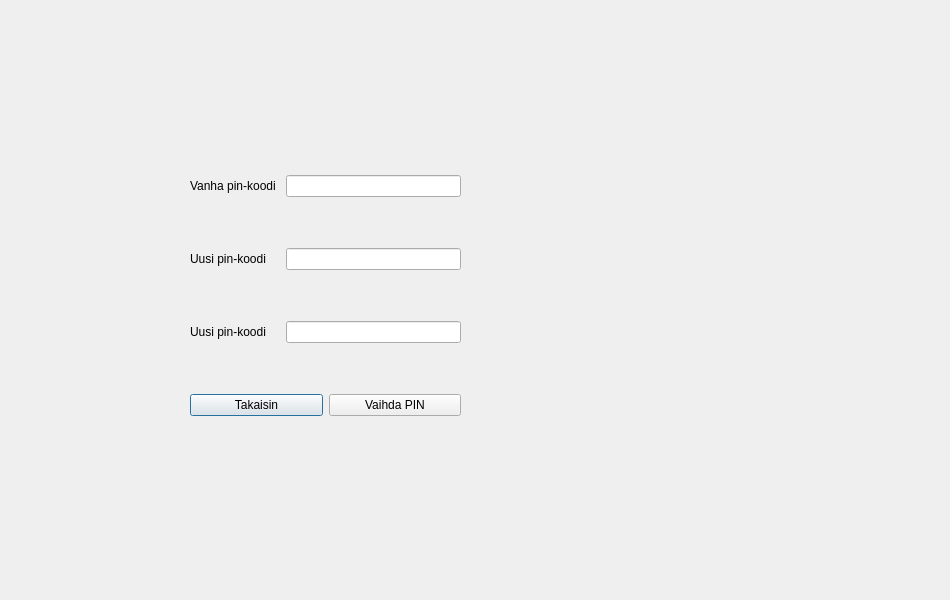
Above: bankautomat/vaihdapin.ui from AJHosuja/BankAutomat before the change. Below: the same form after it.
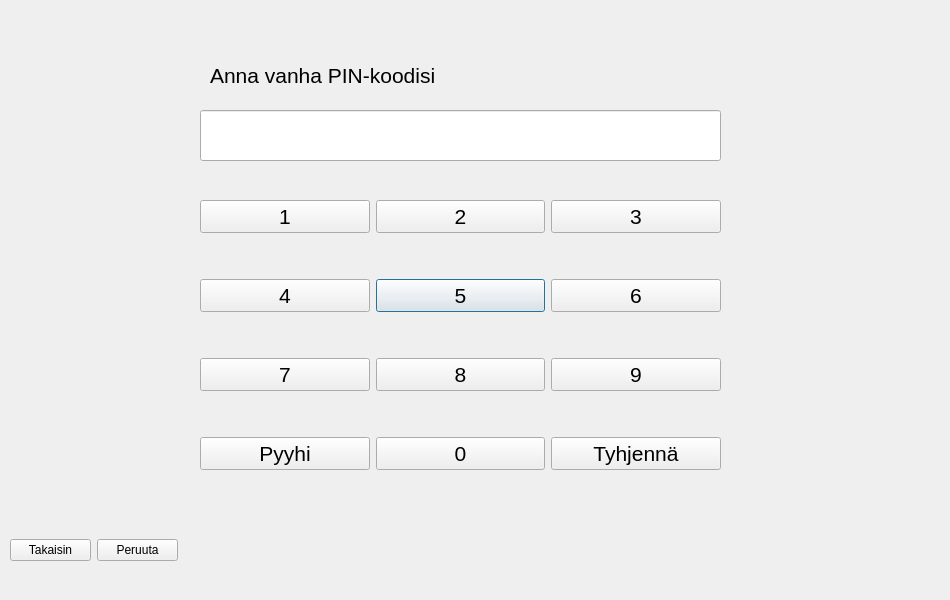
That is the form after the change.

```diff
--- a/bankautomat/vaihdapin.ui
+++ b/bankautomat/vaihdapin.ui
@@ -16,72 +16,221 @@
   <widget class="QWidget" name="verticalLayoutWidget">
    <property name="geometry">
     <rect>
-     <x>190</x>
-     <y>130</y>
-     <width>271</width>
-     <height>331</height>
+     <x>200</x>
+     <y>160</y>
+     <width>521</width>
+     <height>351</height>
     </rect>
    </property>
-   <layout class="QVBoxLayout" name="verticalLayout">
-    <item>
-     <layout class="QHBoxLayout" name="horizontalLayout_2">
-      <item>
-       <widget class="QLabel" name="label">
-        <property name="text">
-         <string>Vanha pin-koodi </string>
-        </property>
-       </widget>
-      </item>
-      <item>
-       <widget class="QLineEdit" name="vanha"/>
-      </item>
-     </layout>
+   <layout class="QGridLayout" name="gridLayout_4">
+    <item row="2" column="1">
+     <widget class="QPushButton" name="Bu5">
+      <property name="font">
+       <font>
+        <pointsize>16</pointsize>
+       </font>
+      </property>
+      <property name="text">
+       <string>5</string>
+      </property>
+     </widget>
     </item>
-    <item>
-     <layout class="QHBoxLayout" name="horizontalLayout_3">
-      <item>
-       <widget class="QLabel" name="label_2">
-        <property name="text">
-         <string>Uusi pin-koodi    </string>
-        </property>
-       </widget>
-      </item>
-      <item>
-       <widget class="QLineEdit" name="uusi"/>
-      </item>
-     </layout>
+    <item row="1" column="2">
+     <widget class="QPushButton" name="Bu3">
+      <property name="font">
+       <font>
+        <pointsize>16</pointsize>
+       </font>
+      </property>
+      <property name="text">
+       <string>3</string>
+      </property>
+     </widget>
     </item>
+    <item row="3" column="2">
+     <widget class="QPushButton" name="Bu9">
+      <property name="font">
+       <font>
+        <pointsize>16</pointsize>
+       </font>
+      </property>
+      <property name="text">
+       <string>9</string>
+      </property>
+     </widget>
+    </item>
+    <item row="2" column="2">
+     <widget class="QPushButton" name="Bu6">
+      <property name="font">
+       <font>
+        <pointsize>16</pointsize>
+       </font>
+      </property>
+      <property name="text">
+       <string>6</string>
+      </property>
+     </widget>
+    </item>
+    <item row="3" column="1">
+     <widget class="QPushButton" name="Bu8">
+      <property name="font">
+       <font>
+        <pointsize>16</pointsize>
+       </font>
+      </property>
+      <property name="text">
+       <string>8</string>
+      </property>
+     </widget>
+    </item>
+    <item row="1" column="0">
+     <widget class="QPushButton" name="Bu1">
+      <property name="font">
+       <font>
+        <pointsize>16</pointsize>
+       </font>
+      </property>
+      <property name="text">
+       <string>1</string>
+      </property>
+     </widget>
+    </item>
+    <item row="2" column="0">
+     <widget class="QPushButton" name="Bu4">
+      <property name="font">
+       <font>
+        <pointsize>16</pointsize>
+       </font>
+      </property>
+      <property name="text">
+       <string>4</string>
+      </property>
+     </widget>
+    </item>
+    <item row="4" column="1">
+     <widget class="QPushButton" name="Bu0">
+      <property name="font">
+       <font>
+        <pointsize>16</pointsize>
+       </font>
+      </property>
+      <property name="text">
+       <string>0</string>
+      </property>
+     </widget>
+    </item>
+    <item row="3" column="0">
+     <widget class="QPushButton" name="Bu7">
+      <property name="font">
+       <font>
+        <pointsize>16</pointsize>
+       </font>
+      </property>
+      <property name="text">
+       <string>7</string>
+      </property>
+     </widget>
+    </item>
+    <item row="1" column="1">
+     <widget class="QPushButton" name="Bu2">
+      <property name="font">
+       <font>
+        <pointsize>16</pointsize>
+       </font>
+      </property>
+      <property name="text">
+       <string>2</string>
+      </property>
+     </widget>
+    </item>
+    <item row="4" column="0">
+     <widget class="QPushButton" name="pyyhi">
+      <property name="font">
+       <font>
+        <pointsize>16</pointsize>
+       </font>
+      </property>
+      <property name="text">
+       <string>Pyyhi</string>
+      </property>
+     </widget>
+    </item>
+    <item row="4" column="2">
+     <widget class="QPushButton" name="tyhjenna">
+      <property name="font">
+       <font>
+        <pointsize>16</pointsize>
+       </font>
+      </property>
+      <property name="text">
+       <string>Tyhjennä</string>
+      </property>
+     </widget>
+    </item>
+   </layout>
+  </widget>
+  <widget class="QLineEdit" name="lineEdit">
+   <property name="geometry">
+    <rect>
+     <x>200</x>
+     <y>110</y>
+     <width>521</width>
+     <height>51</height>
+    </rect>
+   </property>
+   <property name="font">
+    <font>
+     <pointsize>28</pointsize>
+    </font>
+   </property>
+   <property name="echoMode">
+    <enum>QLineEdit::PasswordEchoOnEdit</enum>
+   </property>
+   <property name="alignment">
+    <set>Qt::AlignCenter</set>
+   </property>
+  </widget>
+  <widget class="QLabel" name="label">
+   <property name="geometry">
+    <rect>
+     <x>210</x>
+     <y>60</y>
+     <width>511</width>
+     <height>31</height>
+    </rect>
+   </property>
+   <property name="font">
+    <font>
+     <pointsize>16</pointsize>
+    </font>
+   </property>
+   <property name="text">
+    <string>Anna vanha PIN-koodisi</string>
+   </property>
+  </widget>
+  <widget class="QWidget" name="horizontalLayoutWidget">
+   <property name="geometry">
+    <rect>
+     <x>10</x>
+     <y>510</y>
+     <width>168</width>
+     <height>80</height>
+    </rect>
+   </property>
+   <layout class="QHBoxLayout" name="horizontalLayout">
     <item>
-     <layout class="QHBoxLayout" name="horizontalLayout_4">
-      <item>
-       <widget class="QLabel" name="label_3">
-        <property name="text">
-         <string>Uusi pin-koodi    </string>
-        </property>
-       </widget>
-      </item>
-      <item>
-       <widget class="QLineEdit" name="uusi2"/>
-      </item>
-     </layout>
+     <widget class="QPushButton" name="takaisin">
+      <property name="text">
+       <string>Takaisin</string>
+      </property>
+     </widget>
     </item>
     <item>
-     <layout class="QHBoxLayout" name="horizontalLayout">
-      <item>
-       <widget class="QPushButton" name="takaisin">
-        <property name="text">
-         <string>Takaisin</string>
-        </property>
-       </widget>
-      </item>
-      <item>
-       <widget class="QPushButton" name="vaihda">
-        <property name="text">
-         <string>Vaihda PIN</string>
-        </property>
-       </widget>
-      </item>
-     </layout>
+     <widget class="QPushButton" name="peruuta">
+      <property name="text">
+       <string>Peruuta</string>
+      </property>
+     </widget>
     </item>
    </layout>
   </widget>
```
Left out of the diff: 2 changed lines with no effect on the pictures.
